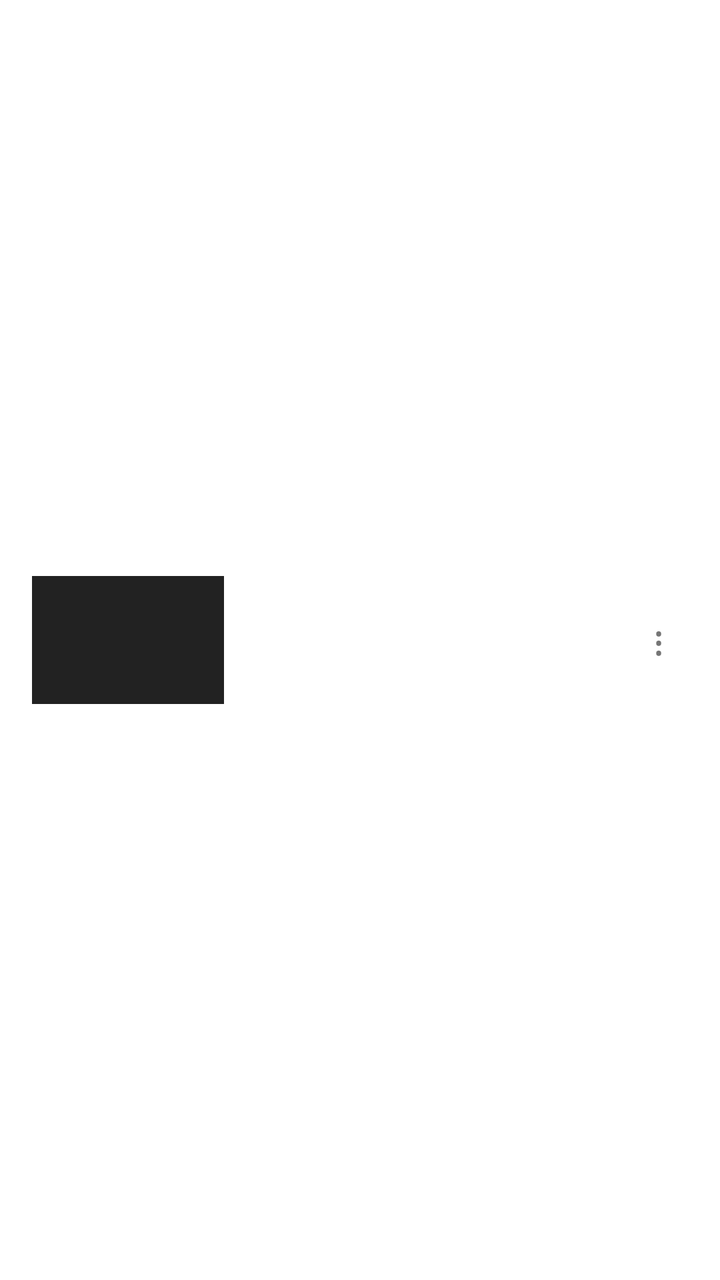
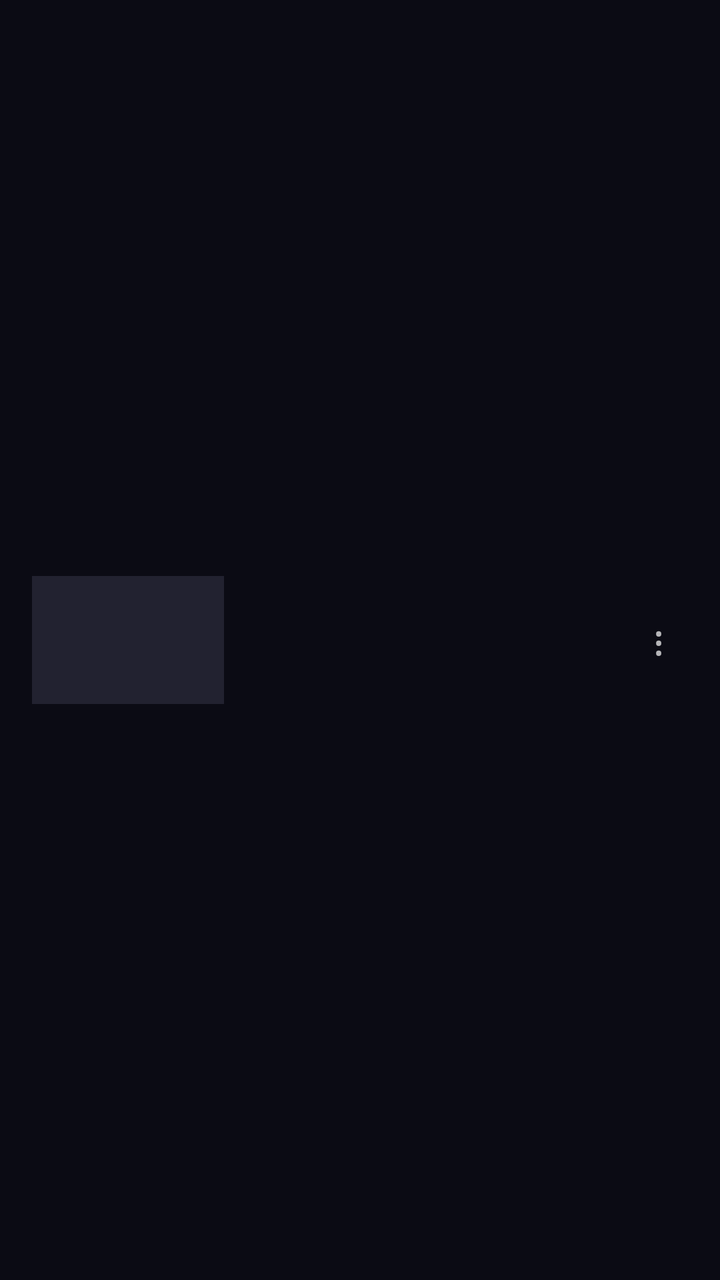

An Android layout rendered at two revisions. The XML below is the earlier revision; the diff shows what the commit changed to produce the second picture.
<!-- AndroidManifest.xml: application theme Theme.RetroTube -->
<!-- res/layout/item_video.xml -->
<?xml version="1.0" encoding="utf-8"?>
<LinearLayout xmlns:android="http://schemas.android.com/apk/res/android"
    android:layout_width="match_parent"
    android:layout_height="wrap_content"
    android:orientation="horizontal"
    android:gravity="center_vertical"
    android:paddingHorizontal="16dp"
    android:paddingVertical="10dp"
    android:background="?attr/selectableItemBackground"
    android:clickable="true"
    android:focusable="true">

    <FrameLayout
        android:layout_width="96dp"
        android:layout_height="64dp"
        android:layout_marginEnd="12dp">

        <ImageView
            android:id="@+id/videoThumbnail"
            android:layout_width="match_parent"
            android:layout_height="match_parent"
            android:scaleType="centerCrop"
            android:background="#222222" />

        <View
            android:id="@+id/progressBarTrack"
            android:layout_width="match_parent"
            android:layout_height="3dp"
            android:layout_gravity="bottom"
            android:background="#66000000"
            android:visibility="gone" />

        <View
            android:id="@+id/progressBarFill"
            android:layout_width="match_parent"
            android:layout_height="3dp"
            android:layout_gravity="bottom|start"
            android:background="#FF5252"
            android:visibility="gone" />

    </FrameLayout>

    <TextView
        android:id="@+id/videoName"
        android:layout_width="0dp"
        android:layout_height="wrap_content"
        android:layout_weight="1"
        android:textSize="16sp"
        android:maxLines="2"
        android:ellipsize="end" />

    <TextView
        android:id="@+id/videoMenuButton"
        android:layout_width="wrap_content"
        android:layout_height="wrap_content"
        android:text="⋮"
        android:textSize="20sp"
        android:paddingHorizontal="12dp"
        android:paddingVertical="8dp"
        android:background="?attr/selectableItemBackgroundBorderless" />

</LinearLayout>
<!-- resources referenced by this layout -->
<resources>
  <style name="Theme.RetroTube" parent="Theme.MaterialComponents.DayNight.NoActionBar" />
</resources>

<!-- the commit's change to res/layout/item_video.xml (unified diff, before → after) -->
@@ -20,14 +20,14 @@
             android:layout_width="match_parent"
             android:layout_height="match_parent"
             android:scaleType="centerCrop"
-            android:background="#222222" />
+            android:background="@color/thumbnail_placeholder" />
 
         <View
             android:id="@+id/progressBarTrack"
             android:layout_width="match_parent"
             android:layout_height="3dp"
             android:layout_gravity="bottom"
-            android:background="#66000000"
+            android:background="@color/progress_track"
             android:visibility="gone" />
 
         <View
@@ -35,7 +35,7 @@
             android:layout_width="match_parent"
             android:layout_height="3dp"
             android:layout_gravity="bottom|start"
-            android:background="#FF5252"
+            android:background="@drawable/progress_bar_fill"
             android:visibility="gone" />
 
     </FrameLayout>
<!-- resource entries referenced after the edit -->
@@ -1,5 +1,33 @@
 <!-- resources referenced by this layout -->
 <resources>
-  <style name="Theme.RetroTube" parent="Theme.MaterialComponents.DayNight.NoActionBar" />
+  <color name="progress_track">#66000000</color>
+  <color name="thumbnail_placeholder">#222230</color>
+  <!-- drawable progress_bar_fill (drawable) -->
+  <?xml version="1.0" encoding="utf-8"?>
+  <shape xmlns:android="http://schemas.android.com/apk/res/android">
+      <solid android:color="@color/retro_teal" />
+      <corners android:radius="2dp" />
+  </shape>
+  <style name="Theme.RetroTube" parent="Theme.MaterialComponents.NoActionBar">
+          <item name="colorPrimary">@color/retro_teal</item>
+          <item name="colorPrimaryDark">@color/retro_background</item>
+          <item name="colorOnPrimary">@color/retro_teal_on</item>
+          <item name="colorSecondary">@color/retro_magenta</item>
+          <item name="colorOnSecondary">@color/retro_magenta_on</item>
+          <item name="colorSurface">@color/retro_surface</item>
+          <item name="colorOnSurface">@color/retro_text_primary</item>
+          <item name="colorOnBackground">@color/retro_text_primary</item>
+          <item name="android:windowBackground">@color/retro_background</item>
+          <item name="android:textColorPrimary">@color/retro_text_primary</item>
+          <item name="android:textColorSecondary">@color/retro_text_muted</item>
+      </style>
+  <color name="retro_teal">#2FE6D0</color>
+  <color name="retro_background">#0B0B14</color>
+  <color name="retro_teal_on">#05201C</color>
+  <color name="retro_magenta">#FF2E88</color>
+  <color name="retro_magenta_on">#2B0716</color>
+  <color name="retro_surface">#1A1A26</color>
+  <color name="retro_text_primary">#F2F2F5</color>
+  <color name="retro_text_muted">#9098A6</color>
 </resources>
 
